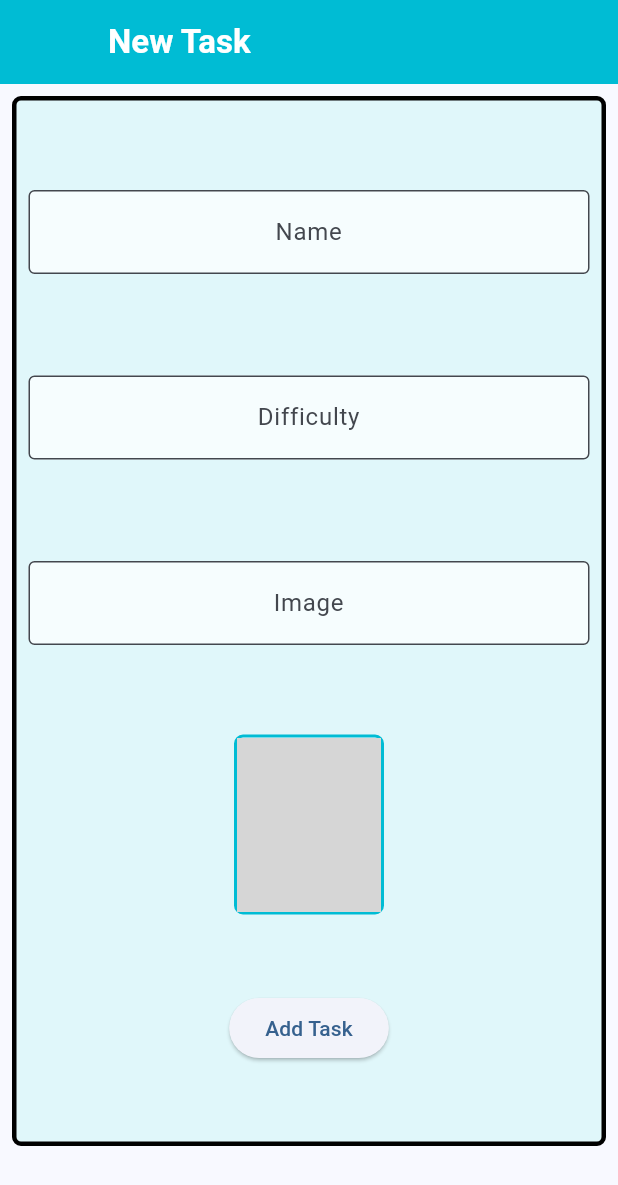
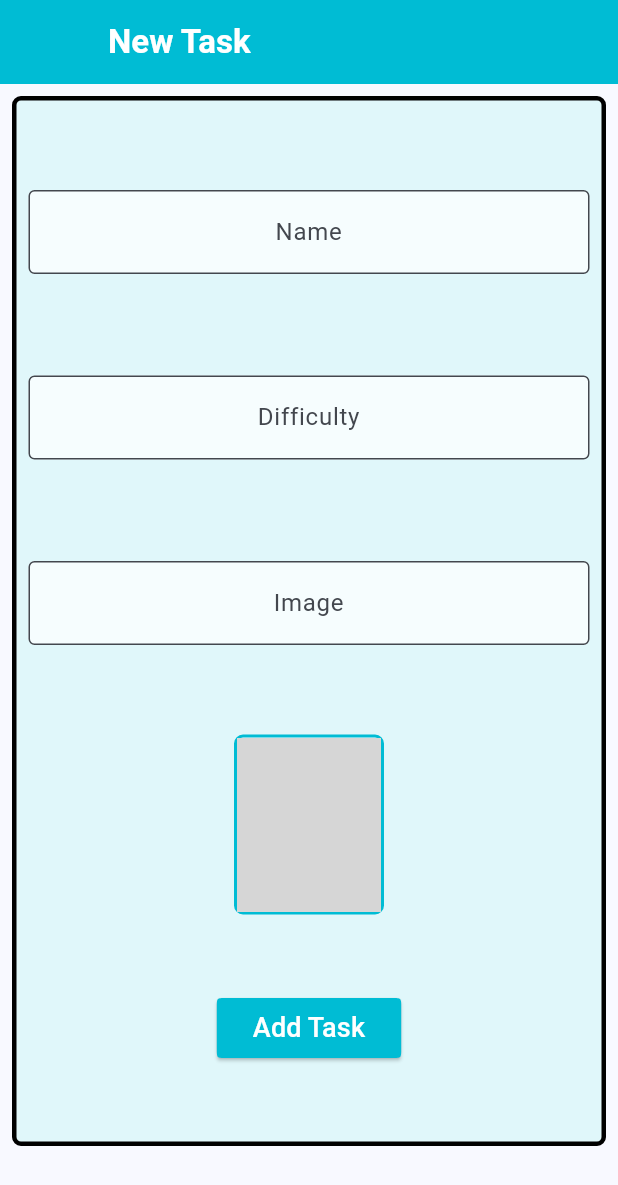
Before and after one commit to Assis-Souz4/Flutter_App_Task, a Flutter app: the screen it shows after launch, on a phone screen of 412 x 824 dp. Shown: the top 1185 px of the screen. Run offline on Flutter 3.47's test engine with Material 3 defaults, Android fonts, the phone set to English and light mode, and no system bars; network calls fail; grey boxes are pictures that could not be loaded.

Commit message:
estilo do botão add task

```diff
--- a/lib/screens/form_screen.dart
+++ b/lib/screens/form_screen.dart
@@ -132,6 +132,10 @@ class _FormScreenState extends State<FormScreen> {
                     ),
                   ),
                   ElevatedButton(
+                    style: ElevatedButton.styleFrom(
+                        backgroundColor: Colors.cyan,
+                        shape: ContinuousRectangleBorder(
+                            borderRadius: BorderRadius.circular(6))),
                     onPressed: () {
                       if (_formKey.currentState!.validate()) {
                         print(nameController.text);
@@ -139,7 +143,11 @@ class _FormScreenState extends State<FormScreen> {
                         print(imageController.text);
                       }
                     },
-                    child: const Text('Add Task'),
+                    child: const Text(
+                      'Add Task',
+                      style: TextStyle(color: Colors.white, fontSize: 18),
+                      textAlign: TextAlign.center,
+                    ),
                   ),
                 ],
               ),
```
